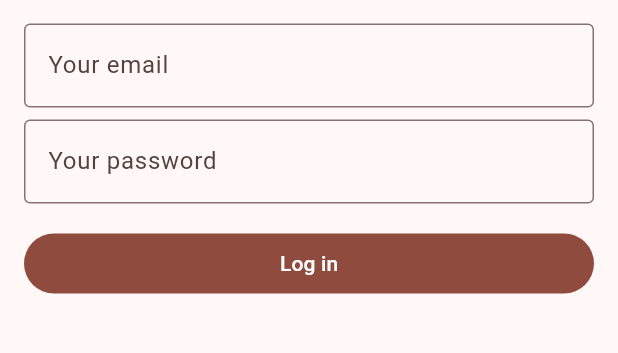
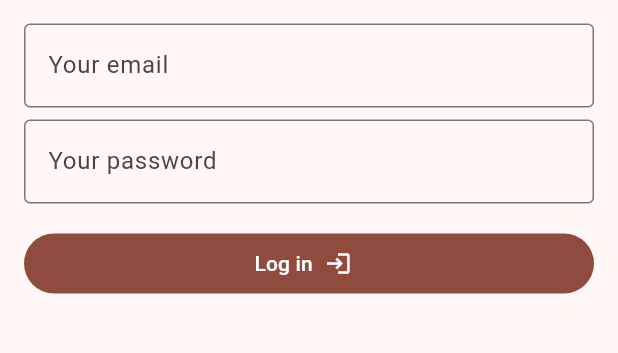
Before and after one commit to Ascenio/open_weather, a Flutter app: the screen it shows after launch, on a phone screen of 412 x 824 dp, the part 494-847 px from its top. Run offline on Flutter 3.47's test engine with Material 3 defaults, Android fonts, the phone set to English and light mode, and no system bars; our stand-ins replace equatable, flutter_bloc, geolocator.

Commit message:
refactor: extract WideButton

```diff
--- a/lib/authentication/presentation/pages/login_page.dart
+++ b/lib/authentication/presentation/pages/login_page.dart
@@ -9,6 +9,7 @@ import 'package:open_weather/authentication/presentation/widgets/validators/mini
 import 'package:open_weather/authentication/presentation/widgets/validators/non_empty_validator.dart';
 import 'package:open_weather/core/config/routes.dart';
 import 'package:open_weather/core/presentation/widgets/loading_indicator.dart';
+import 'package:open_weather/core/presentation/widgets/wide_button.dart';
 
 class LoginPage extends StatefulWidget {
   const LoginPage({super.key});
@@ -95,10 +96,9 @@ class _LoginPageState extends State<LoginPage> {
                               padding: EdgeInsets.all(8),
                               child: LoadingIndicator(),
                             ),
-                          _ => SizedBox(
-                              width: double.infinity,
-                              child: FilledButton(
-                                child: const Text('Log in'),
+                          _ => WideButton(
+                              icon: Icons.login_outlined,
+                              label: 'Log in',
                               onPressed: () {
                                 if (formKey.currentState!.validate()) {
                                   context.read<LoginCubit>().login(
@@ -107,7 +107,6 @@ class _LoginPageState extends State<LoginPage> {
                                       );
                                 }
                               },
-                              ),
                             ),
                         },
                       );
--- /dev/null
+++ b/lib/core/presentation/widgets/wide_button.dart
@@ -0,0 +1,27 @@
+import 'package:flutter/material.dart';
+
+class WideButton extends StatelessWidget {
+  const WideButton({
+    required this.label,
+    required this.icon,
+    required this.onPressed,
+    super.key,
+  });
+
+  final String label;
+  final IconData icon;
+  final VoidCallback onPressed;
+
+  @override
+  Widget build(BuildContext context) {
+    return SizedBox(
+      width: double.infinity,
+      child: FilledButton.icon(
+        icon: Icon(icon),
+        iconAlignment: IconAlignment.end,
+        label: Text(label),
+        onPressed: onPressed,
+      ),
+    );
+  }
+}
--- a/lib/weather/presentation/widgets/try_again_widget.dart
+++ b/lib/weather/presentation/widgets/try_again_widget.dart
@@ -1,4 +1,5 @@
 import 'package:flutter/material.dart';
+import 'package:open_weather/core/presentation/widgets/wide_button.dart';
 
 class TryAgainWidget extends StatelessWidget {
   const TryAgainWidget({
@@ -23,14 +24,10 @@ class TryAgainWidget extends StatelessWidget {
             ),
           ),
           const SizedBox(height: 16),
-          SizedBox(
-            width: double.infinity,
-            child: FilledButton.icon(
-              icon: const Icon(Icons.refresh),
-              iconAlignment: IconAlignment.end,
-              label: const Text('Try again'),
-              onPressed: tryAgain,
-            ),
+          WideButton(
+            icon: Icons.refresh,
+            label: 'Try again',
+            onPressed: tryAgain,
           )
         ],
       ),
```
Lines whose indentation alone changed are shown as unchanged.
